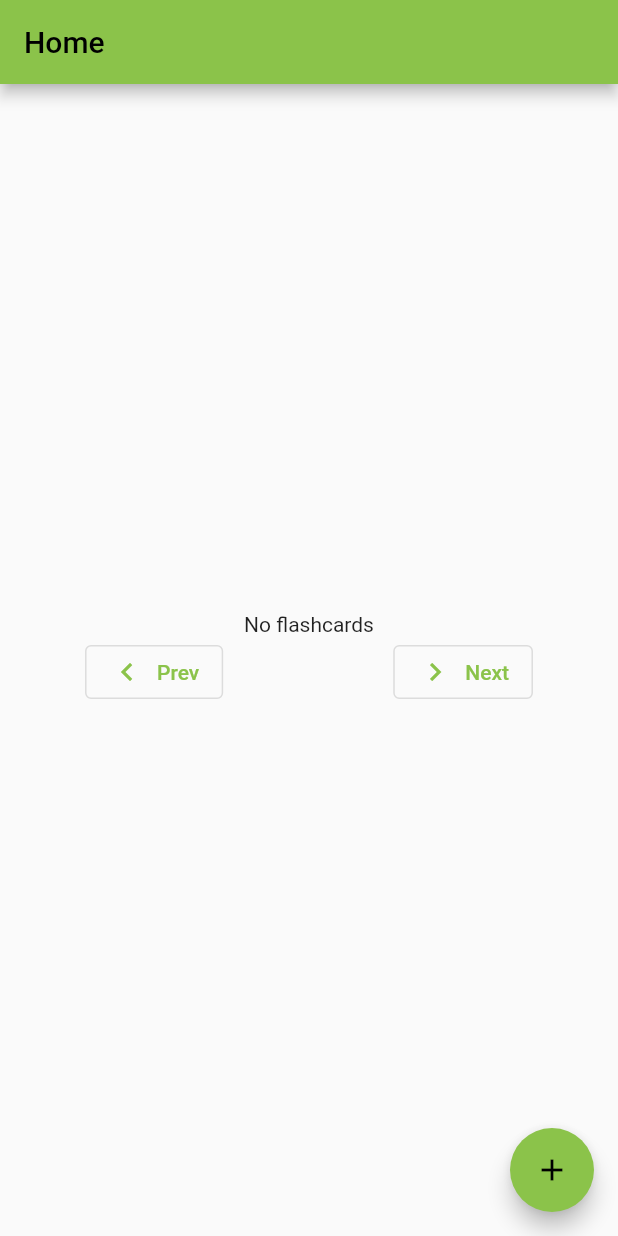
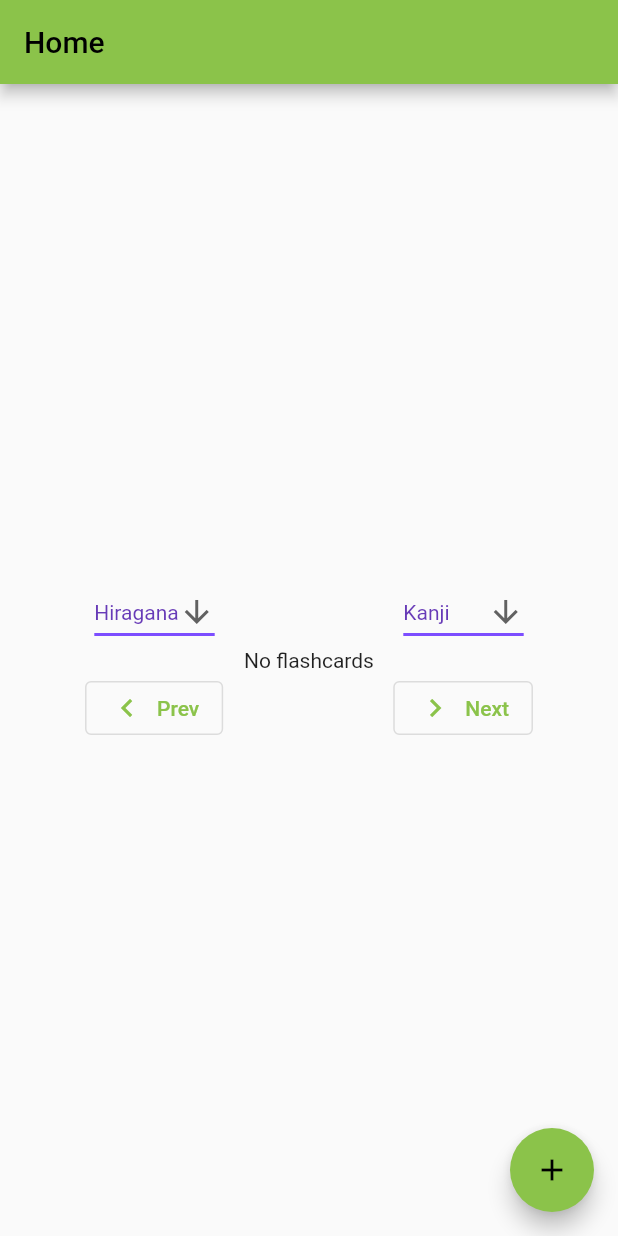
Before and after one commit to szelongq/eflashcard, a Flutter app: the screen it shows after launch, on a phone screen of 412 x 824 dp. Run offline on Flutter 3.47's test engine with Material 2 defaults, Android fonts, the light colour scheme and no system bars; our stand-ins replace cloud_firestore, firebase_core, flip_card; accounts and stored records are empty; generated files the repository leaves out were written again.

Commit message:
Create dropdown

```diff
--- a/lib/flashcard_view.dart
+++ b/lib/flashcard_view.dart
@@ -1,23 +1,27 @@
 import 'package:flip_card/flip_card.dart';
+import 'package:flutter/foundation.dart';
 import 'package:flutter/material.dart';
 
 class FlashcardView extends StatelessWidget {
-  final String front;
-  final String back;
+  // UI Constants
   final double elevation = 4;
   final double width = 250;
   final double height = 250;
-  FlipCard? flipcard;
+
+  // Attr
+  final String front;
+  final String back;
+
+  // State
   bool flipped = false;
   GlobalKey<FlipCardState> cardKey = GlobalKey<FlipCardState>();
-
 
   FlashcardView({Key? key, required this.front, required this.back}) : super
       (key: key);
 
   @override
   Widget build(BuildContext context) {
-    flipcard = FlipCard(
+    FlipCard flipcard = FlipCard(
       key: cardKey,
       fill: Fill.fillBack, // Fill the back side of the card to make in the same size as the front.
       direction: FlipDirection.HORIZONTAL, // default
@@ -45,7 +49,9 @@ class FlashcardView extends StatelessWidget {
   }
 
   void resetFlip() {
-    print(flipped);
+    if (kDebugMode) {
+      print("Card has been flipped: $flipped");
+    }
     if (flipped) {
       cardKey.currentState?.toggleCard();
     }
--- /dev/null
+++ b/lib/language.dart
@@ -0,0 +1,6 @@
+class Language {
+  final String name;
+  final Map<String, String> writingSystems; // hr : Hiragana, kj : Kanji...
+
+  const Language({required this.name, required this.writingSystems});
+}
--- a/lib/main.dart
+++ b/lib/main.dart
@@ -1,8 +1,11 @@
 import 'package:eflashcard/flashcard.dart';
+import 'package:eflashcard/language.dart';
+import 'package:eflashcard/writing_systems_dropdown.dart';
 import 'package:flutter/foundation.dart';
 import 'package:flutter/material.dart';
 import 'package:cloud_firestore/cloud_firestore.dart';
 import 'package:firebase_core/firebase_core.dart';
+
 import 'firebase_options.dart';
 
 import 'flashcard_view.dart';
@@ -64,6 +67,16 @@ class MyHomePage extends StatefulWidget {
 
 class _MyHomePageState extends State<MyHomePage> {
   int _currIndex = 0;
+
+
+  static const japanese = Language(
+      name: 'Japanese',
+      writingSystems: {
+        'hr':"Hiragana",
+        'kj':'Kanji',
+        'en':'English'});
+  final List<Language> _languages = [japanese];
+
   List<Flashcard> _flashcards = [
     const Flashcard(kj: '日本語', hr: 'にほんご', en: 'japanese')
   ];
@@ -104,6 +117,7 @@ class _MyHomePageState extends State<MyHomePage> {
           // horizontal).
           mainAxisAlignment: MainAxisAlignment.center,
           children: <Widget>[
+            WritingSystemsDropdown(writingSystems: japanese.writingSystems),
             StreamBuilder(
             stream: FirebaseFirestore.instance.collection('flashcards')
             .snapshots(),  // query firestore for flashcards documents
--- /dev/null
+++ b/lib/writing_systems_dropdown.dart
@@ -0,0 +1,65 @@
+import 'package:flutter/material.dart';
+
+typedef ConsumeString(String? value);    // Consumer function takes in
+// String
+// and returns void
+
+class WritingSystemsDropdown extends StatelessWidget {
+  // UI Constants
+  final int elevation = 16;
+  final double height = 2;
+
+  // Attr
+  final Map<String, String> writingSystems;
+
+  // State
+  String frontValue;
+  String backValue;
+
+  WritingSystemsDropdown({Key? key, required this.writingSystems}) :
+    frontValue = writingSystems.keys.toList(growable: false).first,
+    backValue = writingSystems.keys.toList(growable: false)[1],
+    super(key: key);
+
+  @override
+  Widget build(BuildContext context) {
+    frontValue = writingSystems.keys.toList(growable: false).first;
+    backValue = writingSystems.keys.toList(growable: false)[1];
+
+    return Row(
+      mainAxisAlignment: MainAxisAlignment.spaceAround,
+      children: <Widget>[
+        _buildDropdown(context, frontValue, backValue, (newValue) => {
+          frontValue = newValue!  // use ! only if sure it will nvr be null
+          // suppress warnings strikes again
+        }),
+        _buildDropdown(context, backValue, frontValue, (newValue) => {
+          backValue = newValue!
+        }),
+      ],
+    );
+  }
+
+  Widget _buildDropdown(BuildContext context, String selectedValue,
+      String unselectableValue, ConsumeString onChange) {
+    return DropdownButton<String>(
+        value: writingSystems[selectedValue],
+        icon: const Icon(Icons.arrow_downward),
+        elevation: elevation,
+        style: const TextStyle(color: Colors.deepPurple),
+        underline: Container(height: height, color: Colors.deepPurpleAccent),
+        onChanged: onChange,
+        items:
+          writingSystems.values.toList()
+            .map<DropdownMenuItem<String>>((String value) {
+              return DropdownMenuItem<String>(
+              value: value,
+              enabled: (value == writingSystems[unselectableValue]) ? false :
+              true,
+              child: Text(value),
+              );
+            }).toList(), // returns list of dropdown menu items
+    );
+  }
+
+}
```
